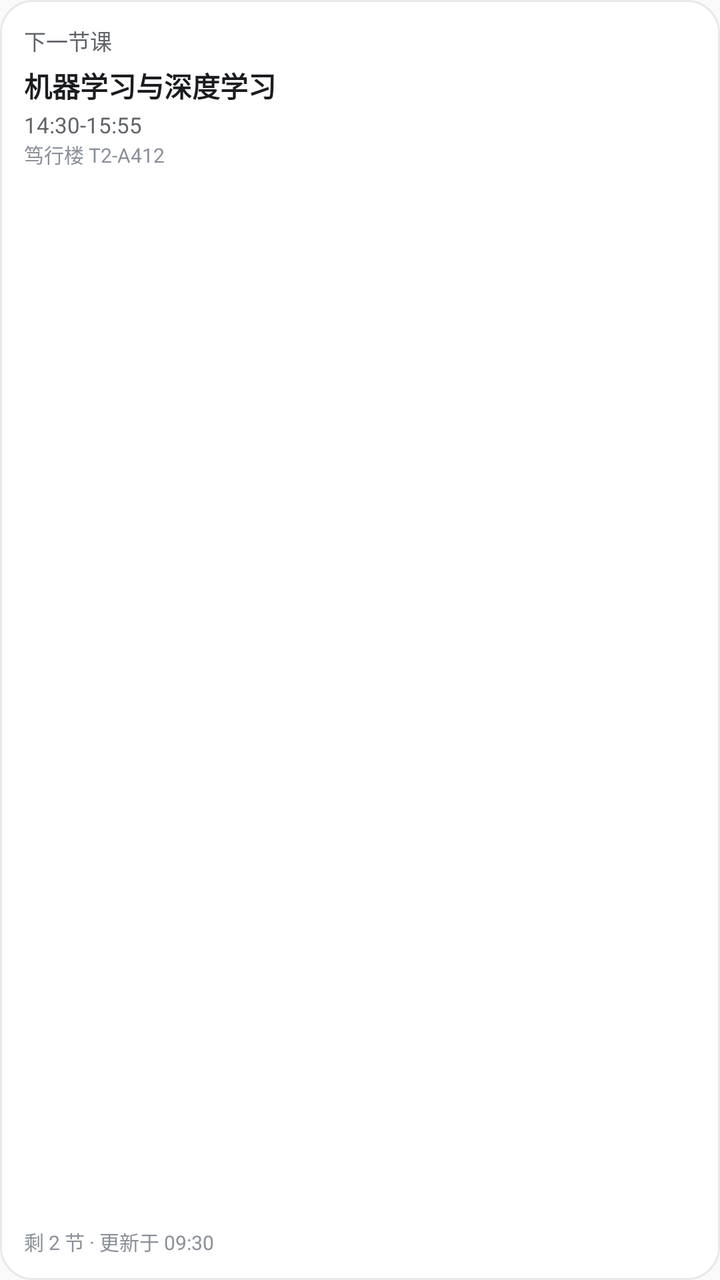
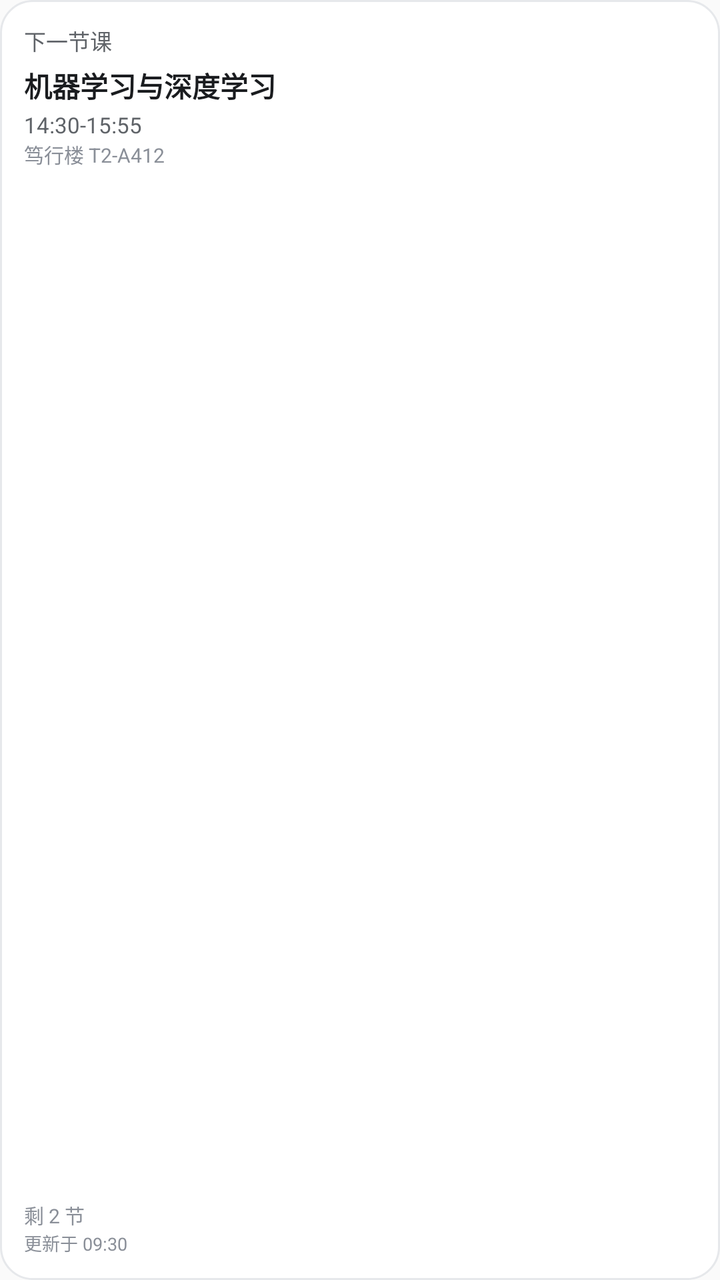

Compare the two renders of this Android layout. The source of the first and the diff that turns it into the second are given below.
<!-- AndroidManifest.xml: application theme AppTheme -->
<!-- res/layout/widget_next_preview.xml -->
<?xml version="1.0" encoding="utf-8"?>
<LinearLayout xmlns:android="http://schemas.android.com/apk/res/android"
    android:layout_width="match_parent"
    android:layout_height="match_parent"
    android:background="@drawable/widget_bg_light"
    android:orientation="vertical"
    android:padding="12dp">

    <TextView
        android:layout_width="match_parent"
        android:layout_height="wrap_content"
        android:maxLines="1"
        android:text="下一节课"
        android:textColor="#5F6368"
        android:textSize="11sp" />

    <TextView
        android:layout_width="match_parent"
        android:layout_height="wrap_content"
        android:layout_marginTop="4dp"
        android:ellipsize="end"
        android:maxLines="2"
        android:text="机器学习与深度学习"
        android:textColor="#1A1C1F"
        android:textSize="14sp"
        android:textStyle="bold" />

    <TextView
        android:layout_width="match_parent"
        android:layout_height="wrap_content"
        android:layout_marginTop="2dp"
        android:maxLines="1"
        android:text="14:30-15:55"
        android:textColor="#5F6368"
        android:textSize="11sp" />

    <TextView
        android:layout_width="match_parent"
        android:layout_height="wrap_content"
        android:ellipsize="end"
        android:maxLines="1"
        android:text="笃行楼 T2-A412"
        android:textColor="#8A8F98"
        android:textSize="10sp" />

    <TextView
        android:layout_width="match_parent"
        android:layout_height="0dp"
        android:layout_weight="1" />

    <TextView
        android:layout_width="match_parent"
        android:layout_height="wrap_content"
        android:maxLines="1"
        android:text="剩 2 节 · 更新于 09:30"
        android:textColor="#8A8F98"
        android:textSize="10sp" />
</LinearLayout>
<!-- resources referenced by this layout -->
<resources>
  <!-- drawable widget_bg_light (drawable) -->
  <?xml version="1.0" encoding="utf-8"?>
  <shape xmlns:android="http://schemas.android.com/apk/res/android"
      android:shape="rectangle">
      <solid android:color="#FFFFFF" />
      <corners android:radius="16dp" />
      <stroke
          android:width="1dp"
          android:color="#E6E8EB" />
  </shape>
  <style name="AppTheme" parent="Theme.AppCompat.Light.DarkActionBar">
          
          <item name="colorPrimary">@color/colorPrimary</item>
          <item name="colorPrimaryDark">@color/colorPrimaryDark</item>
          <item name="colorAccent">@color/colorAccent</item>
      </style>
</resources>

<!-- the commit's change to res/layout/widget_next_preview.xml (unified diff, before → after) -->
@@ -52,7 +52,15 @@
         android:layout_width="match_parent"
         android:layout_height="wrap_content"
         android:maxLines="1"
-        android:text="剩 2 节 · 更新于 09:30"
+        android:text="剩 2 节"
         android:textColor="#8A8F98"
         android:textSize="10sp" />
+
+    <TextView
+        android:layout_width="match_parent"
+        android:layout_height="wrap_content"
+        android:maxLines="1"
+        android:text="更新于 09:30"
+        android:textColor="#8A8F98"
+        android:textSize="9sp" />
 </LinearLayout>
